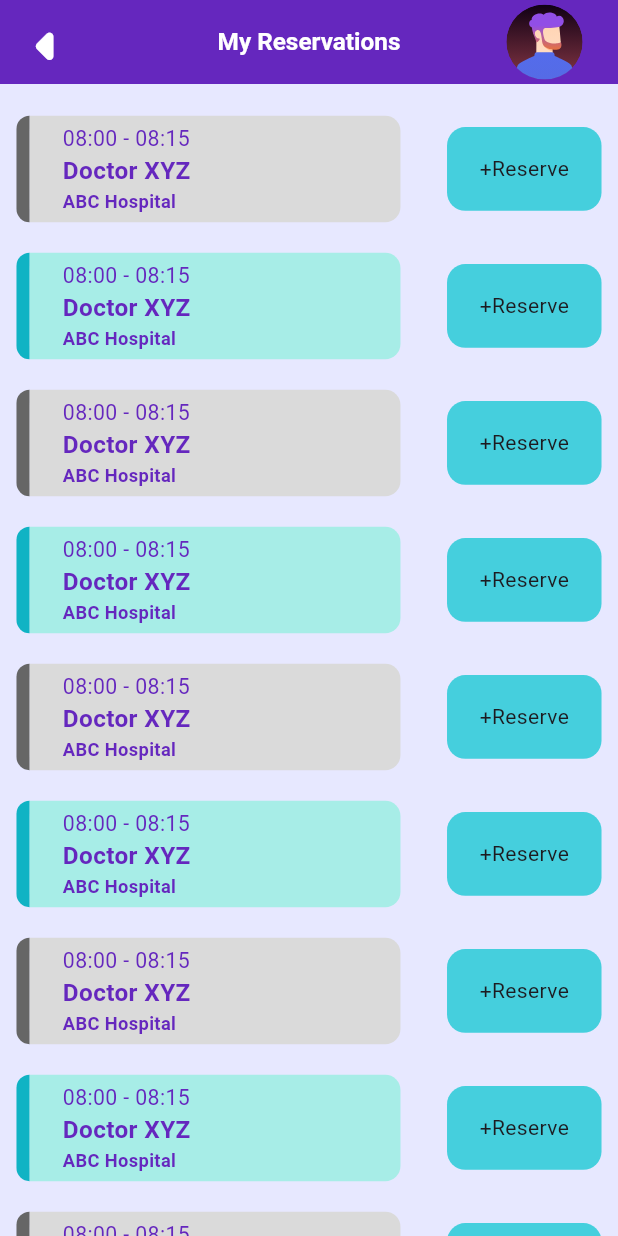
After one commit to Asser146/cloud_medix, a Flutter app: the MyReservationsScreen screen opened by its route, on a phone screen of 412 x 824 dp. The commit adds this screen. Run offline on Flutter 3.47's test engine with Material 3 defaults, Android fonts, the phone set to English and light mode, and no system bars; our stand-ins replace equatable, flutter_bloc, flutter_screenutil, flutter_svg, get_it.

Commit message:
my reservations initial design done

```diff
--- a/lib/core/routing/app_router.dart
+++ b/lib/core/routing/app_router.dart
@@ -1,6 +1,7 @@
 import 'package:cloud_medix/core/routing/routes.dart';
 import 'package:cloud_medix/features/home/home_screen.dart';
 import 'package:cloud_medix/features/make_reservation/make_reservation_screen.dart';
+import 'package:cloud_medix/features/my_reservations/my_reservations_screen.dart';
 import 'package:flutter/material.dart';
 
 class AppRouter {
@@ -8,6 +9,8 @@ class AppRouter {
     switch (settings.name) {
       case Routes.home:
         return MaterialPageRoute(builder: (_) => const HomeScreen());
+      case Routes.myReservations:
+        return MaterialPageRoute(builder: (_) => const MyReservationsScreen());
       case Routes.makeReservation:
         return MaterialPageRoute(builder: (_) => const MakeReservationScreen());
       default:
--- a/lib/core/routing/routes.dart
+++ b/lib/core/routing/routes.dart
@@ -1,4 +1,5 @@
 class Routes {
   static const String home = '/home';
-  static const String makeReservation = '/makeReservation'; // Correct spelling
+  static const String makeReservation = '/makeReservation';
+  static const String myReservations = '/myReservations';
 }
--- a/lib/features/home/home_screen.dart
+++ b/lib/features/home/home_screen.dart
@@ -28,7 +28,11 @@ class HomeScreen extends StatelessWidget {
                     Navigator.pushNamed(context, Routes.makeReservation),
                 child: const HomeOption(text: "Make Reservation"),
               ),
-              const HomeOption(text: "My Reservations"),
+              GestureDetector(
+                onTap: () =>
+                    Navigator.pushNamed(context, Routes.myReservations),
+                child: const HomeOption(text: "My Reservations"),
+              ),
             ],
           ),
         ),
--- /dev/null
+++ b/lib/features/my_reservations/blocs/cubit/reserve_status_cubit.dart
@@ -0,0 +1,15 @@
+import 'package:equatable/equatable.dart';
+import 'package:flutter_bloc/flutter_bloc.dart';
+
+part 'reserve_status_state.dart';
+
+class ReserveStatusCubit extends Cubit<ReserveStatusState> {
+  ReserveStatusCubit() : super(const ReserveStatusInitial());
+  bool selected = false;
+
+  void toggleSlot() {
+    emit(const ReserveStatusInitial());
+    selected = !selected;
+    emit(ReserveStatusToggled(selected));
+  }
+}
--- /dev/null
+++ b/lib/features/my_reservations/blocs/cubit/reserve_status_state.dart
@@ -0,0 +1,17 @@
+part of 'reserve_status_cubit.dart';
+
+sealed class ReserveStatusState extends Equatable {
+  const ReserveStatusState();
+
+  @override
+  List<Object> get props => [];
+}
+
+final class ReserveStatusInitial extends ReserveStatusState {
+  const ReserveStatusInitial();
+}
+
+final class ReserveStatusToggled extends ReserveStatusState {
+  final bool selected;
+  const ReserveStatusToggled(this.selected);
+}
--- /dev/null
+++ b/lib/features/my_reservations/components/reservation_button.dart
@@ -0,0 +1,29 @@
+import 'package:cloud_medix/core/theming/colors.dart';
+import 'package:cloud_medix/features/make_reservation/blocs/cubit/reserve_status_cubit.dart';
+import 'package:flutter/material.dart';
+import 'package:flutter_bloc/flutter_bloc.dart';
+import 'package:flutter_screenutil/flutter_screenutil.dart';
+
+class ReservationButton extends StatelessWidget {
+  const ReservationButton({
+    super.key,
+  });
+
+  @override
+  Widget build(BuildContext context) {
+    return GestureDetector(
+      onTap: () => context.read<ReserveStatusCubit>().toggleSlot(),
+      child: Container(
+        height: 55.h,
+        width: 0.25 * MediaQuery.of(context).size.width,
+        decoration: BoxDecoration(
+          color: context.watch<ReserveStatusCubit>().selected == true
+              ? Colors.red
+              : ColorsManager.midcyanColors,
+          borderRadius: BorderRadius.circular(12.r),
+        ),
+        child: const Center(child: Text("+Reserve")),
+      ),
+    );
+  }
+}
--- /dev/null
+++ b/lib/features/my_reservations/components/reservation_slot.dart
@@ -0,0 +1,38 @@
+import 'package:cloud_medix/core/theming/colors.dart';
+import 'package:cloud_medix/core/theming/styles.dart';
+import 'package:flutter/material.dart';
+import 'package:flutter_screenutil/flutter_screenutil.dart';
+
+class ReservationSlot extends StatelessWidget {
+  const ReservationSlot({
+    super.key,
+    required this.isOdd,
+  });
+  final bool isOdd;
+  @override
+  Widget build(BuildContext context) {
+    return Container(
+        height: 70.h,
+        width: 0.6 * MediaQuery.of(context).size.width,
+        decoration: BoxDecoration(
+          borderRadius: BorderRadius.only(
+              topRight: Radius.circular(10.r),
+              bottomRight: Radius.circular(10.r)),
+          color: isOdd
+              ? ColorsManager.lightCyanColor
+              : ColorsManager.lightgreyColor,
+        ),
+        child: Padding(
+          padding: EdgeInsets.symmetric(horizontal: 20.w),
+          child: Column(
+            mainAxisAlignment: MainAxisAlignment.center,
+            crossAxisAlignment: CrossAxisAlignment.start,
+            children: [
+              Text("08:00 - 08:15", style: TextStyles.slotDuration),
+              Text("Doctor XYZ", style: TextStyles.doctorName),
+              Text("ABC Hospital", style: TextStyles.hospitalName),
+            ],
+          ),
+        ));
+  }
+}
--- /dev/null
+++ b/lib/features/my_reservations/my_reservations_screen.dart
@@ -0,0 +1,30 @@
+import 'package:cloud_medix/core/widgets/my_app_bar.dart';
+import 'package:cloud_medix/features/make_reservation/components/reservation_row.dart';
+import 'package:flutter/material.dart';
+import 'package:flutter_screenutil/flutter_screenutil.dart';
+import 'package:cloud_medix/core/theming/colors.dart';
+
+class MyReservationsScreen extends StatelessWidget {
+  const MyReservationsScreen({super.key});
+
+  @override
+  Widget build(BuildContext context) {
+    return Scaffold(
+      appBar: const MyAppBar(title: "My Reservations"),
+      backgroundColor: ColorsManager.backgroundColor,
+      body: Column(
+        children: [
+          Expanded(
+            child: ListView.builder(
+              padding: EdgeInsets.all(10.w),
+              itemCount: 10,
+              itemBuilder: (context, index) {
+                return ReservationRow(index: index);
+              },
+            ),
+          ),
+        ],
+      ),
+    );
+  }
+}
```
Also changed, not shown: lib/features/my_reservations/components/reservation_row.dart (added, +47 -0 lines).
